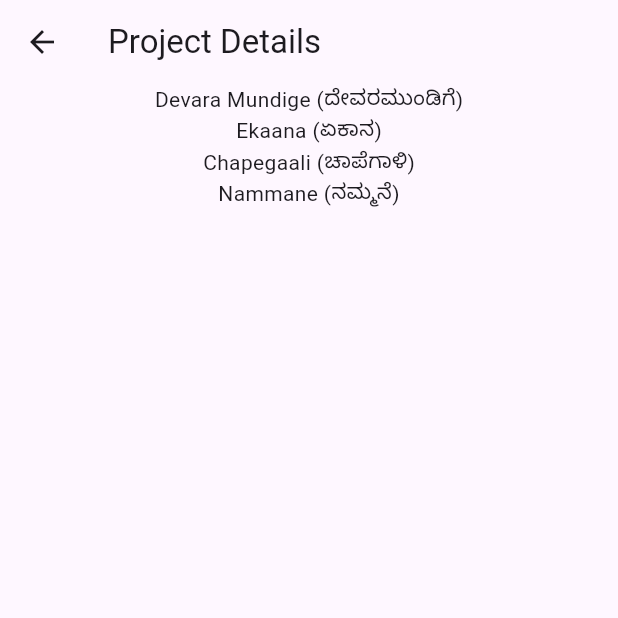
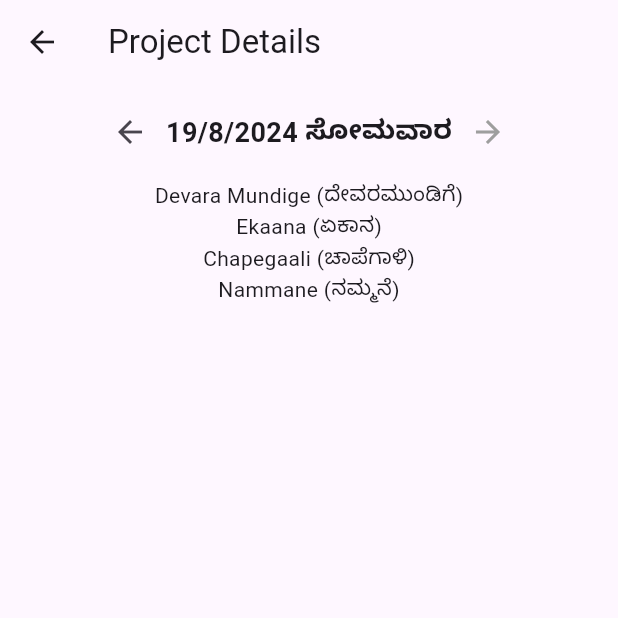
Before and after one commit to GirishIITM/lekkadapatti, a Flutter app: the Work screen opened directly, on a phone screen of 412 x 824 dp, the top half of it. Run offline on Flutter 3.47's test engine with Material 3 defaults, Android fonts, the phone set to English and light mode, and no system bars; our stand-ins replace shared_preferences; missing offline and left inert: gsheets; accounts and stored records are empty.

```diff
--- /dev/null
+++ b/lib/components/work_date_picker.dart
@@ -0,0 +1,58 @@
+import 'package:flutter/material.dart';
+import 'package:lekkadapatti/utils/ui/attendance_manager.dart';
+import 'package:lekkadapatti/utils/functions/date_time.dart';
+import 'package:lekkadapatti/utils/ui/work_manager.dart';
+
+class DatePicker extends StatelessWidget {
+  final Function setState;
+  final WorkManager workManager;
+
+  const DatePicker(
+      {super.key, required this.setState, required this.workManager});
+
+  Future<void> _selectDate(BuildContext context) async {
+    final DateTime? picked = await showDatePicker(
+      context: context,
+      initialDate: workManager.currentDate,
+      firstDate: DateTime(2000),
+      lastDate: DateTime.now(),
+    );
+    if (picked != null && picked != workManager.currentDate) {
+      setState(() {
+        workManager.currentDate = picked;
+        workManager.loadDataForCurrentDate(setState: setState);
+      });
+    }
+  }
+
+  @override
+  Widget build(BuildContext context) {
+    return Padding(
+      padding: const EdgeInsets.all(8.0),
+      child: Row(
+        mainAxisAlignment: MainAxisAlignment.center,
+        children: [
+          IconButton(
+            icon: const Icon(Icons.arrow_back),
+            onPressed: () => workManager.goToPreviousDay(setState: setState),
+          ),
+          GestureDetector(
+            onTap: () => _selectDate(context),
+            child: Text(
+              '${formattedDate(workManager.currentDate)} ${daysInKannada[workManager.currentDate.weekday - 1]}',
+              style: const TextStyle(fontSize: 18, fontWeight: FontWeight.bold),
+            ),
+          ),
+          IconButton(
+            icon: const Icon(Icons.arrow_forward),
+            onPressed: () => workManager.goToNextDay(setState: setState),
+            disabledColor: Colors.grey,
+            color: workManager.currentDate.isSameDate(DateTime.now())
+                ? Colors.grey
+                : null,
+          ),
+        ],
+      ),
+    );
+  }
+}
--- a/lib/pages/attendance.dart
+++ b/lib/pages/attendance.dart
@@ -1,5 +1,5 @@
 import 'package:flutter/material.dart';
-import 'package:lekkadapatti/components/date_picker.dart';
+import 'package:lekkadapatti/components/attendance_date_picker.dart';
 import 'package:lekkadapatti/components/group/attendance_group.dart';
 import 'package:lekkadapatti/components/individual/attendance_options.dart';
 import 'package:lekkadapatti/components/individual/name_list.dart';
--- a/lib/pages/work.dart
+++ b/lib/pages/work.dart
@@ -1,4 +1,5 @@
 import 'package:flutter/material.dart';
+import 'package:lekkadapatti/components/work_date_picker.dart';
 import 'package:lekkadapatti/utils/ui/work_manager.dart';
 
 class Work extends StatefulWidget {
@@ -14,7 +15,7 @@ class _WorkState extends State<Work> {
   @override
   void initState() {
     super.initState();
-    workManager = WorkManager();
+    workManager = WorkManager(currentDate: DateTime.now());
   }
 
   @override
@@ -24,6 +25,9 @@ class _WorkState extends State<Work> {
           title: const Text('Project Details'),
         ),
         body: Column(
+          children: [
+            DatePicker(setState: setState, workManager: workManager),
+            Column(
               children: workManager.projects.map((project) {
                 return Container(
                   alignment: Alignment.center,
@@ -31,6 +35,7 @@ class _WorkState extends State<Work> {
                 );
               }).toList(),
             ),
-    );
+          ],
+        ));
   }
 }
```
Also changed, not shown: lib/utils/ui/work_manager.dart (+50 -0 lines), lib/components/attendance_date_picker.dart (renamed from lib/components/date_picker.dart). Lines whose indentation alone changed are shown as unchanged.
